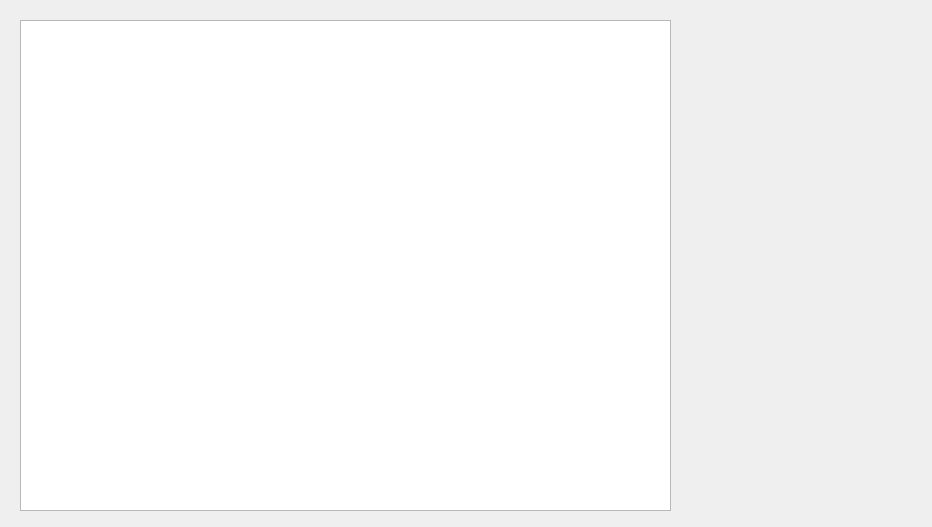
This is BusBar/logs/logbranch/logbranchelewid.ui in luozhiyong131/BusBar as Qt 5 draws it before an edit. The edited form follows.
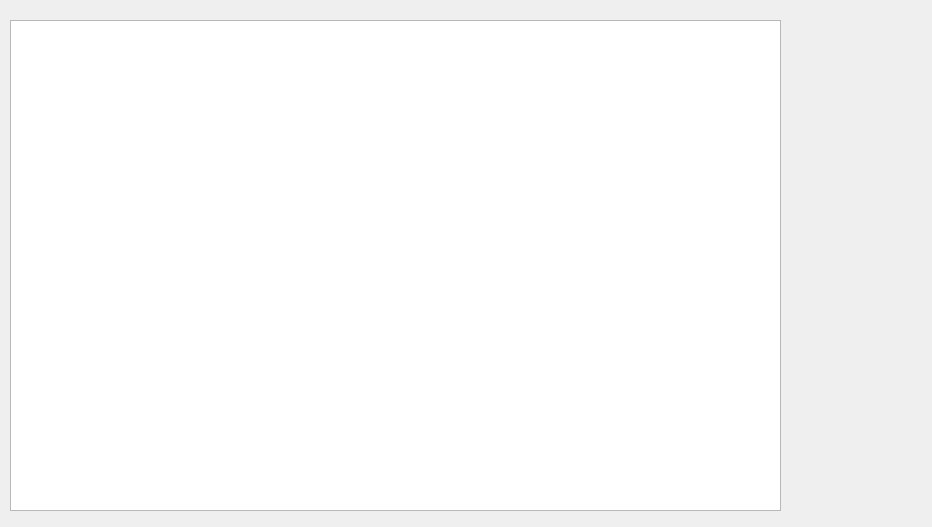
This is the edited form.

```diff
--- a/BusBar/logs/logbranch/logbranchelewid.ui
+++ b/BusBar/logs/logbranch/logbranchelewid.ui
@@ -16,9 +16,9 @@
   <widget class="QTableView" name="tableView">
    <property name="geometry">
     <rect>
-     <x>20</x>
+     <x>10</x>
      <y>20</y>
-     <width>651</width>
+     <width>771</width>
      <height>491</height>
     </rect>
    </property>
@@ -26,7 +26,7 @@
   <widget class="QWidget" name="widget" native="true">
    <property name="geometry">
     <rect>
-     <x>670</x>
+     <x>790</x>
      <y>30</y>
      <width>120</width>
      <height>411</height>
```
